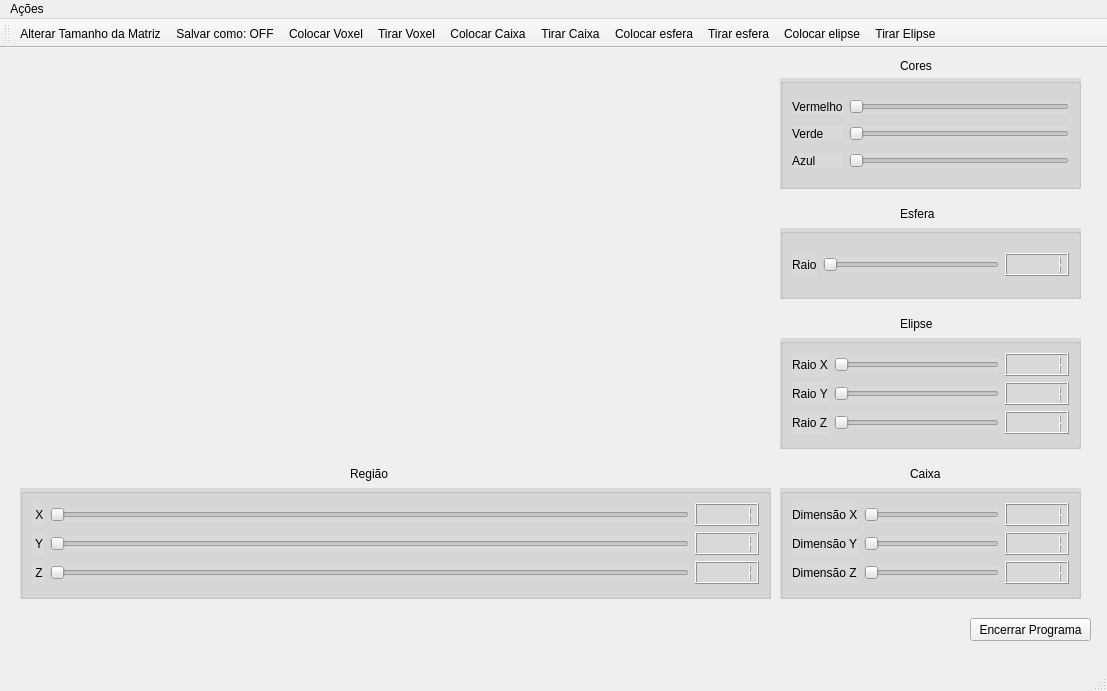
This is mainwindow.ui in sthefaniafs/Paint-3D as Qt 5 draws it before an edit. The edited form follows.
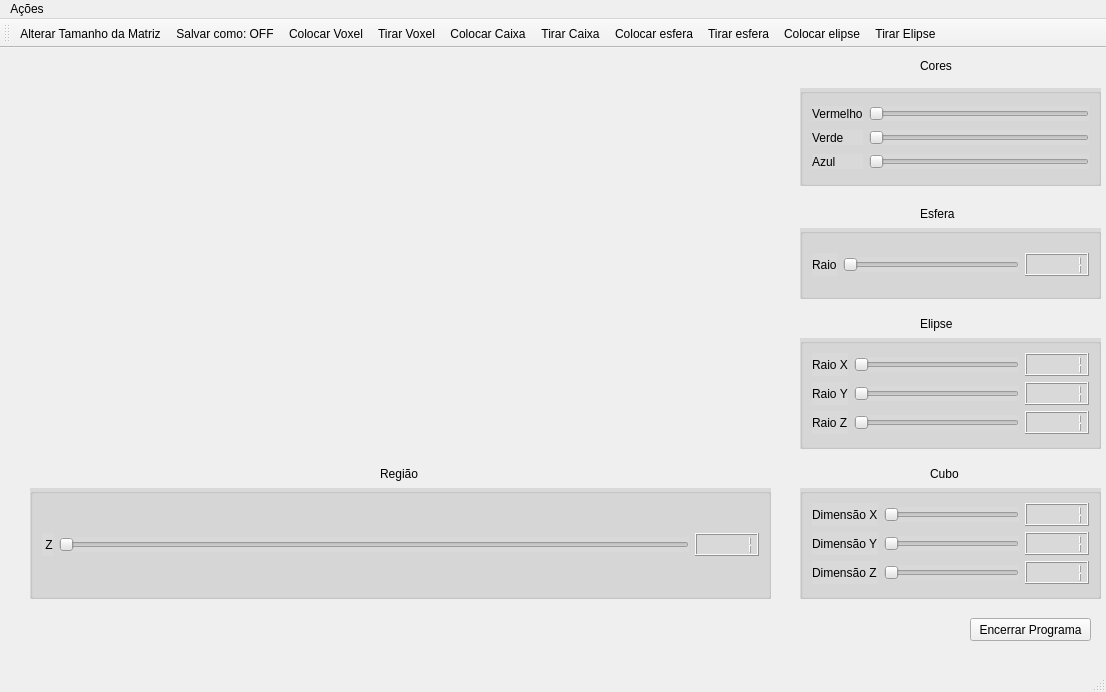
This is the edited form. Icons and pictures are not drawn. Custom widgets are drawn as their Qt base class.

```diff
--- a/mainwindow.ui
+++ b/mainwindow.ui
@@ -6,8 +6,8 @@
    <rect>
     <x>0</x>
     <y>0</y>
-    <width>1107</width>
-    <height>691</height>
+    <width>1106</width>
+    <height>692</height>
    </rect>
   </property>
   <property name="windowTitle">
@@ -30,7 +30,7 @@
    <widget class="QLabel" name="labelEsfera">
     <property name="geometry">
      <rect>
-      <x>900</x>
+      <x>920</x>
       <y>150</y>
       <width>51</width>
       <height>31</height>
@@ -46,7 +46,7 @@
    <widget class="QLabel" name="labelCores">
     <property name="geometry">
      <rect>
-      <x>900</x>
+      <x>920</x>
       <y>10</y>
       <width>61</width>
       <height>16</height>
@@ -62,7 +62,7 @@
    <widget class="QLabel" name="labelElipse">
     <property name="geometry">
      <rect>
-      <x>900</x>
+      <x>920</x>
       <y>260</y>
       <width>51</width>
       <height>31</height>
@@ -78,9 +78,9 @@
    <widget class="QGroupBox" name="groupBox">
     <property name="geometry">
      <rect>
-      <x>20</x>
+      <x>30</x>
       <y>440</y>
-      <width>751</width>
+      <width>741</width>
       <height>111</height>
      </rect>
     </property>
@@ -89,58 +89,6 @@
     </property>
     <layout class="QGridLayout" name="gridLayout_4">
      <item row="0" column="0">
-      <widget class="QLabel" name="labelX">
-       <property name="styleSheet">
-        <string notr="true">font: 12pt &quot;MS Shell Dlg 2&quot;;</string>
-       </property>
-       <property name="text">
-        <string> X</string>
-       </property>
-      </widget>
-     </item>
-     <item row="0" column="2">
-      <widget class="QLCDNumber" name="lcdNumberX">
-       <property name="styleSheet">
-        <string notr="true">border-color: rgb(50, 227, 227);
-font: 12pt &quot;MS Shell Dlg 2&quot;;
-
-</string>
-       </property>
-       <property name="midLineWidth">
-        <number>0</number>
-       </property>
-       <property name="intValue" stdset="0">
-        <number>1</number>
-       </property>
-      </widget>
-     </item>
-     <item row="1" column="1">
-      <widget class="QSlider" name="horizontalSliderY">
-       <property name="orientation">
-        <enum>Qt::Horizontal</enum>
-       </property>
-       <property name="tickInterval">
-        <number>1</number>
-       </property>
-      </widget>
-     </item>
-     <item row="1" column="2">
-      <widget class="QLCDNumber" name="lcdNumberY">
-       <property name="styleSheet">
-        <string notr="true">border-color: rgb(50, 227, 227);
-font: 12pt &quot;MS Shell Dlg 2&quot;;
-
-</string>
-       </property>
-       <property name="midLineWidth">
-        <number>0</number>
-       </property>
-       <property name="intValue" stdset="0">
-        <number>1</number>
-       </property>
-      </widget>
-     </item>
-     <item row="2" column="0">
       <widget class="QLabel" name="labelZ">
        <property name="styleSheet">
         <string notr="true">font: 12pt &quot;MS Shell Dlg 2&quot;;</string>
@@ -150,7 +98,7 @@
        </property>
       </widget>
      </item>
-     <item row="2" column="1">
+     <item row="0" column="1">
       <widget class="QSlider" name="horizontalSliderz">
        <property name="orientation">
         <enum>Qt::Horizontal</enum>
@@ -160,17 +108,7 @@
        </property>
       </widget>
      </item>
-     <item row="1" column="0">
-      <widget class="QLabel" name="labelY">
-       <property name="styleSheet">
-        <string notr="true">font: 12pt &quot;MS Shell Dlg 2&quot;;</string>
-       </property>
-       <property name="text">
-        <string> Y</string>
-       </property>
-      </widget>
-     </item>
-     <item row="2" column="2">
+     <item row="0" column="2">
       <widget class="QLCDNumber" name="lcdNumberZ">
        <property name="styleSheet">
         <string notr="true">border-color: rgb(50, 227, 227);
@@ -186,22 +124,12 @@
        </property>
       </widget>
      </item>
-     <item row="0" column="1">
-      <widget class="QSlider" name="horizontalSliderX">
-       <property name="orientation">
-        <enum>Qt::Horizontal</enum>
-       </property>
-       <property name="tickInterval">
-        <number>1</number>
-       </property>
-      </widget>
-     </item>
     </layout>
    </widget>
    <widget class="QLabel" name="labelRegiaoxyz">
     <property name="geometry">
      <rect>
-      <x>350</x>
+      <x>380</x>
       <y>410</y>
       <width>81</width>
       <height>31</height>
@@ -217,10 +145,10 @@
    <widget class="QGroupBox" name="groupBox">
     <property name="geometry">
      <rect>
-      <x>780</x>
-      <y>30</y>
+      <x>800</x>
+      <y>40</y>
       <width>301</width>
-      <height>111</height>
+      <height>98</height>
      </rect>
     </property>
     <property name="styleSheet">
@@ -295,7 +223,7 @@
    <widget class="QGroupBox" name="groupBox">
     <property name="geometry">
      <rect>
-      <x>780</x>
+      <x>800</x>
       <y>180</y>
       <width>301</width>
       <height>71</height>
@@ -347,7 +275,7 @@
    <widget class="QGroupBox" name="groupBox">
     <property name="geometry">
      <rect>
-      <x>780</x>
+      <x>800</x>
       <y>290</y>
       <width>301</width>
       <height>111</height>
@@ -470,17 +398,17 @@
    <widget class="Plotter" name="widget" native="true">
     <property name="geometry">
      <rect>
-      <x>0</x>
-      <y>0</y>
-      <width>771</width>
-      <height>411</height>
+      <x>10</x>
+      <y>10</y>
+      <width>781</width>
+      <height>401</height>
      </rect>
     </property>
    </widget>
    <widget class="QGroupBox" name="groupBox_2">
     <property name="geometry">
      <rect>
-      <x>780</x>
+      <x>800</x>
       <y>440</y>
       <width>301</width>
       <height>111</height>
@@ -603,7 +531,7 @@
    <widget class="QLabel" name="labelElipse_2">
     <property name="geometry">
      <rect>
-      <x>910</x>
+      <x>930</x>
       <y>410</y>
       <width>51</width>
       <height>31</height>
@@ -613,7 +541,7 @@
      <string notr="true">font: 14pt &quot;MS Shell Dlg 2&quot;;</string>
     </property>
     <property name="text">
-     <string>Caixa</string>
+     <string>Cubo</string>
     </property>
    </widget>
   </widget>
@@ -622,7 +550,7 @@
     <rect>
      <x>0</x>
      <y>0</y>
-     <width>1107</width>
+     <width>1106</width>
      <height>21</height>
     </rect>
    </property>
```
Left out of the diff: 32 changed lines with no effect on the pictures.
